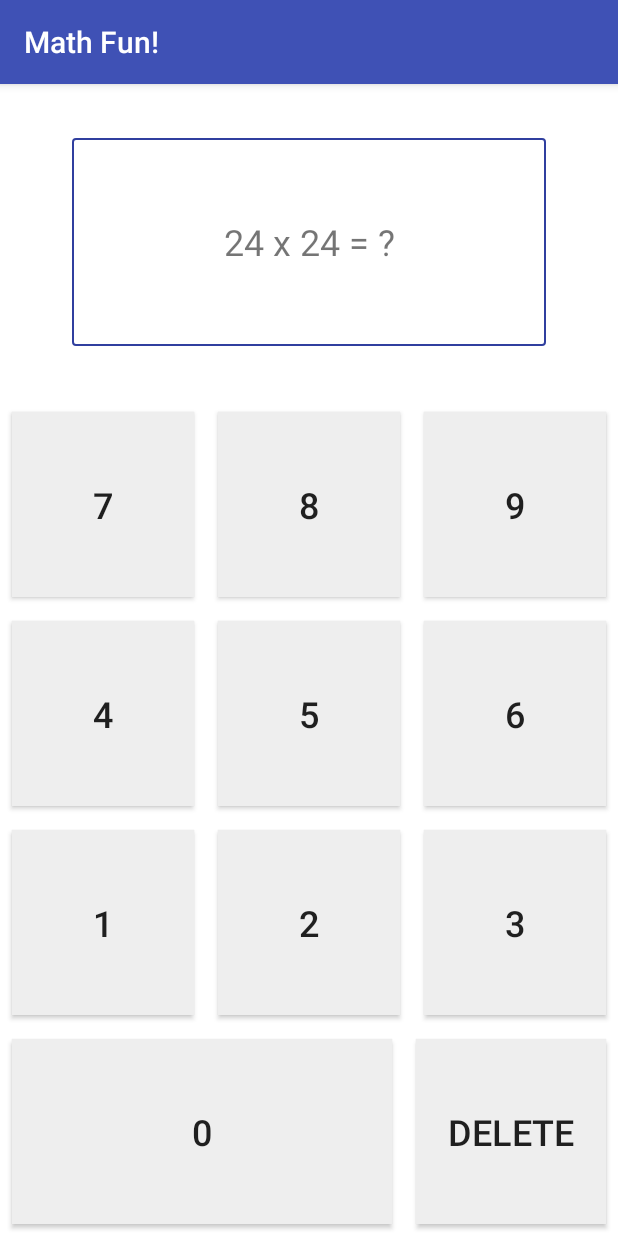
After one commit to Aaronchoo/RNGFun, an Android app: the MathGame screen opened directly, with no data from a screen before it, on a phone screen of 412 x 824 dp. The commit adds this screen. Run offline under Robolectric (Android 15) with nearby library versions, the phone set to English and light mode, and no system bars; 1 statement that could not run was skipped.

Commit message:
Adding a new Math game part
The user interface is created and working on the functionality of it.  Trying to practise using buttons and deleting entered numbers for future projects.

```diff
--- a/RNGFun/app/src/main/java/com/example/android/rngfun/GiveRandomNumbers.java
+++ b/RNGFun/app/src/main/java/com/example/android/rngfun/GiveRandomNumbers.java
@@ -54,7 +54,6 @@ public class GiveRandomNumbers extends AppCompatActivity {
                 //Create the Random nUMBER generator
                 double randomNumber = Math.random();
                 //Create the range of the random number
-                randomNumber = randomNumber*(largest-smallest)+smallest;
                 randomNumber = randomNumber*(largest-smallest+1)+smallest;
                 //Cast the double to be an integer
                 long nice = (long) randomNumber;
--- a/RNGFun/app/src/main/java/com/example/android/rngfun/MainActivity.java
+++ b/RNGFun/app/src/main/java/com/example/android/rngfun/MainActivity.java
@@ -43,5 +43,11 @@ public class MainActivity extends AppCompatActivity {
                 startActivity(startRandomNumber);
             }
         });
+
+    }
+    public void StartMathGame(View v){
+
+        Intent startMathGames = new Intent(MainActivity.this,MathGame.class);
+        startActivity(startMathGames);
     }
 }
--- /dev/null
+++ b/RNGFun/app/src/main/res/drawable/outline_box.xml
@@ -0,0 +1,21 @@
+<?xml version="1.0" encoding="utf-8"?>
+<shape xmlns:android="http://schemas.android.com/apk/res/android"
+    android:shape="rectangle" >
+
+    <!-- View background color -->
+    <solid
+        android:color="#FFFFFF" >
+    </solid>
+
+    <!-- View border color and width -->
+    <stroke
+        android:width="1dp"
+        android:color="@color/colorPrimaryDark" >
+    </stroke>
+
+    <!-- The radius makes the corners rounded -->
+    <corners
+        android:radius="2dp"   >
+    </corners>
+
+</shape>
--- /dev/null
+++ b/RNGFun/app/src/main/res/layout/activity_math_game.xml
@@ -0,0 +1,120 @@
+<?xml version="1.0" encoding="utf-8"?>
+<LinearLayout xmlns:android="http://schemas.android.com/apk/res/android"
+    xmlns:app="http://schemas.android.com/apk/res-auto"
+    xmlns:tools="http://schemas.android.com/tools"
+    android:layout_width="match_parent"
+    android:layout_height="match_parent"
+    android:orientation="vertical"
+    android:background="#FFFFFF"
+    tools:context="com.example.android.rngfun.MathGame">
+
+    <TextView
+        android:id="@+id/math_problem_time"
+        android:layout_width="match_parent"
+        android:layout_height="0dp"
+        android:layout_weight="1"
+        android:layout_marginTop="36dp"
+        android:layout_marginBottom="36dp"
+        android:layout_marginLeft="48dp"
+        android:layout_marginRight="48dp"
+        android:textSize="24sp"
+        android:background="@drawable/outline_box"
+        android:text="24 x 24 = ?"
+        android:gravity="center"
+        />
+
+    <LinearLayout
+        android:layout_width="match_parent"
+        android:layout_height="0dp"
+        android:layout_weight="1"
+        android:orientation="horizontal"
+        >
+
+        <Button
+            style="@style/CalculatorButton"
+            android:text="7"
+            android:onClick="ButtonSeven"
+            />
+        <Button
+            style="@style/CalculatorButton"
+            android:text="8"
+            android:onClick="ButtonEight"
+            />
+        <Button
+            style="@style/CalculatorButton"
+            android:onClick="ButtonNine"
+            android:text="9"
+            />
+
+    </LinearLayout>
+    <LinearLayout
+        android:layout_width="match_parent"
+        android:layout_height="0dp"
+        android:layout_weight="1"
+        android:orientation="horizontal">
+
+        <Button
+            style="@style/CalculatorButton"
+            android:text="4"
+            android:onClick="ButtonFour"
+            />
+        <Button
+            style="@style/CalculatorButton"
+            android:onClick="ButtonFive"
+            android:text="5"
+            />
+        <Button
+            style="@style/CalculatorButton"
+            android:text="6"
+            android:onClick="ButtonSix"
+            />
+
+
+    </LinearLayout>
+    <LinearLayout
+        android:layout_width="match_parent"
+        android:layout_height="0dp"
+        android:layout_weight="1"
+        android:orientation="horizontal">
+        <Button
+            style="@style/CalculatorButton"
+            android:text="1"
+            android:onClick="ButtonOne"
+            />
+        <Button
+            style="@style/CalculatorButton"
+            android:text="2"
+            android:onClick="ButtonTwo"
+            />
+        <Button
+            style="@style/CalculatorButton"
+            android:text="3"
+            android:onClick="ButtonThree"
+            />
+
+    </LinearLayout>
+    <LinearLayout
+        android:layout_width="match_parent"
+        android:layout_height="0dp"
+        android:layout_weight="1"
+        android:orientation="horizontal">
+
+        <Button
+            android:layout_width="0dp"
+            android:layout_weight="2"
+            android:onClick="ButtonZero"
+            android:layout_height="match_parent"
+            android:textSize="24sp"
+            android:gravity="center"
+            android:background="#eeeeee"
+            android:layout_margin="8dp"
+            android:text="0"
+            />
+        <Button
+            style="@style/CalculatorButton"
+            android:text="Delete"
+            android:onClick="ButtonRemove"
+            />
+    </LinearLayout>
+
+</LinearLayout>
--- a/RNGFun/app/src/main/res/values/colors.xml
+++ b/RNGFun/app/src/main/res/values/colors.xml
@@ -8,4 +8,5 @@
     <color name="colorForRockPaperScissors">#3d5afe</color>
     <color name="colorForGivingActualRandomNumber">#512da8</color>
     <color name="colorForGivingARandomName">#ff4081</color>
+    <color name="colorForMathGame">#c62828</color>
 </resources>
--- a/RNGFun/app/src/main/res/values/styles.xml
+++ b/RNGFun/app/src/main/res/values/styles.xml
@@ -29,4 +29,14 @@
         <item name="android:textStyle">bold</item>
     </style>
 
+    <style name="CalculatorButton">
+        <item name="android:layout_weight">1</item>
+        <item name="android:layout_height">match_parent</item>
+        <item name="android:layout_width">0dp</item>
+        <item name="android:textSize">24sp</item>
+        <item name="android:gravity">center</item>
+        <item name="android:background">#eeeeee</item>
+        <item name="android:layout_margin">8dp</item>
+    </style>
+
 </resources>
```
Also changed, not shown: RNGFun/app/src/main/AndroidManifest.xml (+6 -3 lines), RNGFun/app/src/main/java/com/example/android/rngfun/MathGame.java (added, +84 -0 lines), RNGFun/app/src/main/res/layout/activity_main.xml (+14 -2 lines).
